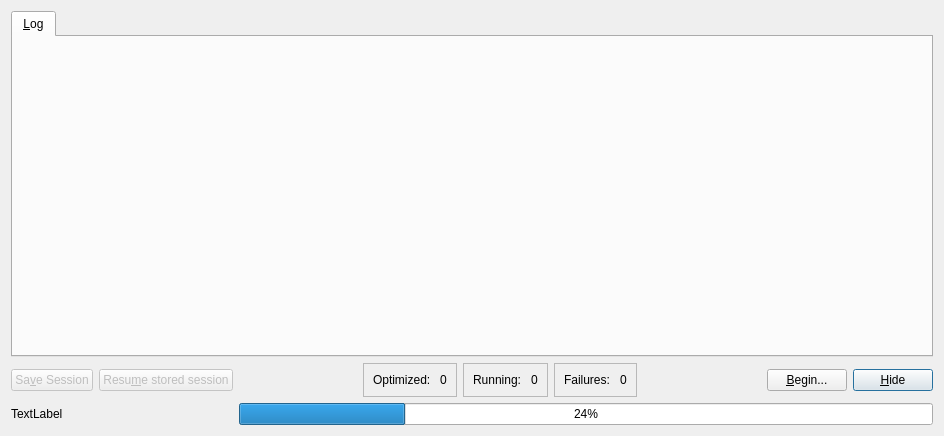
Old version of the form src/examplesearch/ui/dialog.ui in the repository xtalopt/XtalOpt.
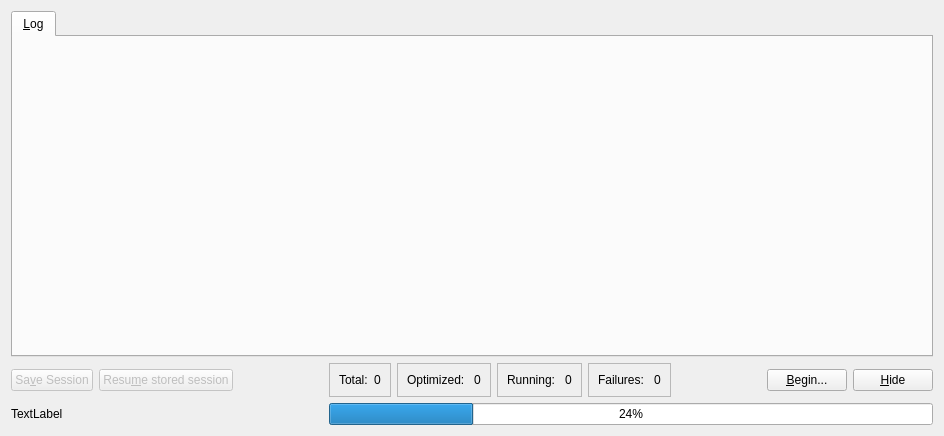
New version of the form.

Patch:
```diff
--- a/src/examplesearch/ui/dialog.ui
+++ b/src/examplesearch/ui/dialog.ui
@@ -20,40 +20,30 @@
    <string>ExampleSearch</string>
   </property>
   <layout class="QGridLayout" name="gridLayout">
-   <item row="4" column="8">
-    <widget class="QPushButton" name="pushButton">
-     <property name="sizePolicy">
-      <sizepolicy hsizetype="Fixed" vsizetype="Fixed">
-       <horstretch>0</horstretch>
-       <verstretch>0</verstretch>
-      </sizepolicy>
+   <item row="4" column="6">
+    <widget class="QFrame" name="frame_4">
+     <property name="frameShape">
+      <enum>QFrame::StyledPanel</enum>
      </property>
-     <property name="text">
-      <string>&amp;Hide</string>
+     <property name="frameShadow">
+      <enum>QFrame::Raised</enum>
      </property>
-    </widget>
-   </item>
-   <item row="4" column="7">
-    <widget class="QPushButton" name="push_begin">
-     <property name="sizePolicy">
-      <sizepolicy hsizetype="Fixed" vsizetype="Fixed">
-       <horstretch>0</horstretch>
-       <verstretch>0</verstretch>
-      </sizepolicy>
-     </property>
-     <property name="text">
-      <string>&amp;Begin...</string>
-     </property>
-    </widget>
-   </item>
-   <item row="4" column="0">
-    <widget class="QPushButton" name="push_save">
-     <property name="enabled">
-      <bool>false</bool>
-     </property>
-     <property name="text">
-      <string>Sa&amp;ve Session</string>
-     </property>
+     <layout class="QGridLayout" name="gridLayout_5">
+      <item row="0" column="0">
+       <widget class="QLabel" name="label_7">
+        <property name="text">
+         <string>Failures: </string>
+        </property>
+       </widget>
+      </item>
+      <item row="0" column="1">
+       <widget class="QLabel" name="label_fail">
+        <property name="text">
+         <string>0</string>
+        </property>
+       </widget>
+      </item>
+     </layout>
     </widget>
    </item>
    <item row="4" column="1">
@@ -66,33 +56,7 @@
      </property>
     </widget>
    </item>
-   <item row="4" column="3">
-    <widget class="QFrame" name="frame">
-     <property name="frameShape">
-      <enum>QFrame::StyledPanel</enum>
-     </property>
-     <property name="frameShadow">
-      <enum>QFrame::Raised</enum>
-     </property>
-     <layout class="QGridLayout" name="gridLayout_2">
-      <item row="0" column="0">
-       <widget class="QLabel" name="label">
-        <property name="text">
-         <string>Optimized: </string>
-        </property>
-       </widget>
-      </item>
-      <item row="0" column="1">
-       <widget class="QLabel" name="label_opt">
-        <property name="text">
-         <string>0</string>
-        </property>
-       </widget>
-      </item>
-     </layout>
-    </widget>
-   </item>
-   <item row="4" column="4">
+   <item row="4" column="5">
     <widget class="QFrame" name="frame_2">
      <property name="frameShape">
       <enum>QFrame::StyledPanel</enum>
@@ -118,24 +82,24 @@
      </layout>
     </widget>
    </item>
-   <item row="4" column="5">
-    <widget class="QFrame" name="frame_4">
+   <item row="4" column="4">
+    <widget class="QFrame" name="frame">
      <property name="frameShape">
       <enum>QFrame::StyledPanel</enum>
      </property>
      <property name="frameShadow">
       <enum>QFrame::Raised</enum>
      </property>
-     <layout class="QGridLayout" name="gridLayout_5">
+     <layout class="QGridLayout" name="gridLayout_2">
       <item row="0" column="0">
-       <widget class="QLabel" name="label_7">
+       <widget class="QLabel" name="label">
         <property name="text">
-         <string>Failures: </string>
+         <string>Optimized: </string>
         </property>
        </widget>
       </item>
       <item row="0" column="1">
-       <widget class="QLabel" name="label_fail">
+       <widget class="QLabel" name="label_opt">
         <property name="text">
          <string>0</string>
         </property>
@@ -144,7 +108,33 @@
      </layout>
     </widget>
    </item>
-   <item row="2" column="0" colspan="9">
+   <item row="4" column="3">
+    <widget class="QFrame" name="frame_3">
+     <property name="frameShape">
+      <enum>QFrame::StyledPanel</enum>
+     </property>
+     <property name="frameShadow">
+      <enum>QFrame::Raised</enum>
+     </property>
+     <layout class="QGridLayout" name="gridLayout_4">
+      <item row="0" column="0">
+       <widget class="QLabel" name="label_2">
+        <property name="text">
+         <string>Total:</string>
+        </property>
+       </widget>
+      </item>
+      <item row="0" column="1">
+       <widget class="QLabel" name="label_tot">
+        <property name="text">
+         <string>0</string>
+        </property>
+       </widget>
+      </item>
+     </layout>
+    </widget>
+   </item>
+   <item row="2" column="0" colspan="10">
     <widget class="QTabWidget" name="tabs">
      <property name="currentIndex">
       <number>0</number>
@@ -157,21 +147,18 @@
      </widget>
     </widget>
    </item>
-   <item row="4" column="6">
-    <spacer name="horizontalSpacer">
-     <property name="orientation">
-      <enum>Qt::Horizontal</enum>
+   <item row="4" column="0">
+    <widget class="QPushButton" name="push_save">
+     <property name="enabled">
+      <bool>false</bool>
      </property>
-     <property name="sizeHint" stdset="0">
-      <size>
-       <width>40</width>
-       <height>20</height>
-      </size>
+     <property name="text">
+      <string>Sa&amp;ve Session</string>
      </property>
-    </spacer>
+    </widget>
    </item>
    <item row="4" column="2">
-    <spacer name="horizontalSpacer_2">
+    <spacer name="horizontalSpacer">
      <property name="orientation">
       <enum>Qt::Horizontal</enum>
      </property>
@@ -183,20 +170,59 @@
      </property>
     </spacer>
    </item>
-   <item row="5" column="0" colspan="2">
-    <widget class="QLabel" name="label_prog">
-     <property name="text">
-      <string>TextLabel</string>
-     </property>
-    </widget>
-   </item>
-   <item row="5" column="2" colspan="7">
+   <item row="5" column="3" colspan="7">
     <widget class="QProgressBar" name="progbar">
      <property name="value">
       <number>24</number>
      </property>
     </widget>
    </item>
+   <item row="5" column="0" colspan="2">
+    <widget class="QLabel" name="label_prog">
+     <property name="text">
+      <string>TextLabel</string>
+     </property>
+    </widget>
+   </item>
+   <item row="4" column="9">
+    <widget class="QPushButton" name="pushButton">
+     <property name="sizePolicy">
+      <sizepolicy hsizetype="Fixed" vsizetype="Fixed">
+       <horstretch>0</horstretch>
+       <verstretch>0</verstretch>
+      </sizepolicy>
+     </property>
+     <property name="text">
+      <string>&amp;Hide</string>
+     </property>
+    </widget>
+   </item>
+   <item row="4" column="8">
+    <widget class="QPushButton" name="push_begin">
+     <property name="sizePolicy">
+      <sizepolicy hsizetype="Fixed" vsizetype="Fixed">
+       <horstretch>0</horstretch>
+       <verstretch>0</verstretch>
+      </sizepolicy>
+     </property>
+     <property name="text">
+      <string>&amp;Begin...</string>
+     </property>
+    </widget>
+   </item>
+   <item row="4" column="7">
+    <spacer name="horizontalSpacer_2">
+     <property name="orientation">
+      <enum>Qt::Horizontal</enum>
+     </property>
+     <property name="sizeHint" stdset="0">
+      <size>
+       <width>40</width>
+       <height>20</height>
+      </size>
+     </property>
+    </spacer>
+   </item>
   </layout>
  </widget>
  <tabstops>
```
